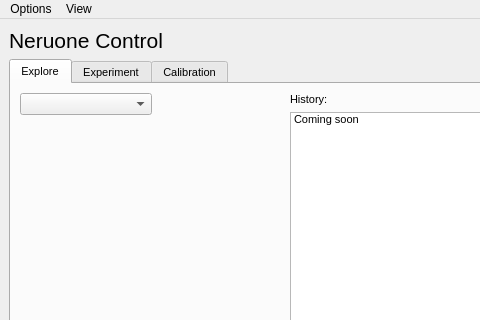
Above: spikeylab/main/main_control.ui from portfors-lab/sparkle before the change; both pictures show x 0 to 480 and y 0 to 320 of the 1089 by 685 pixel window. Below: the same form after it.
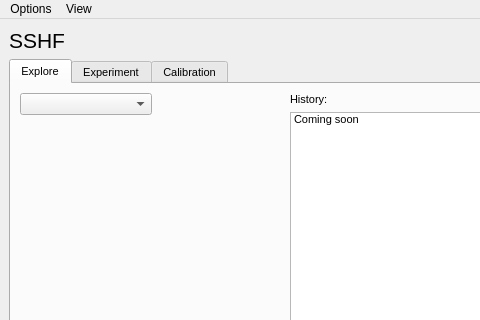
That is the form after the change. The open tabs and pages were chosen to show the change. Custom widgets are drawn as their Qt base class.

The edit to the form file:
```diff
--- a/spikeylab/main/main_control.ui
+++ b/spikeylab/main/main_control.ui
@@ -25,7 +25,7 @@
          </font>
         </property>
         <property name="text">
-         <string>Neruone Control</string>
+         <string>SSHF</string>
         </property>
        </widget>
       </item>
```
Left out of the diff: 4 changed lines with no effect on the pictures.
